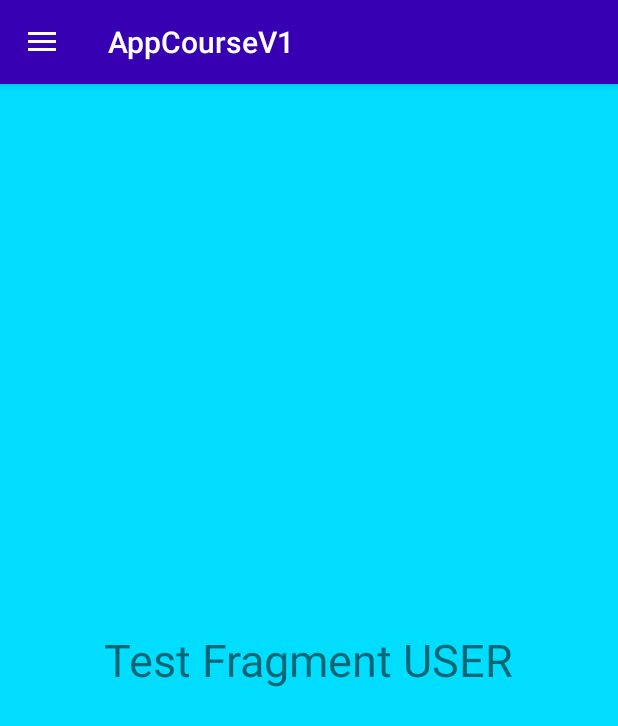
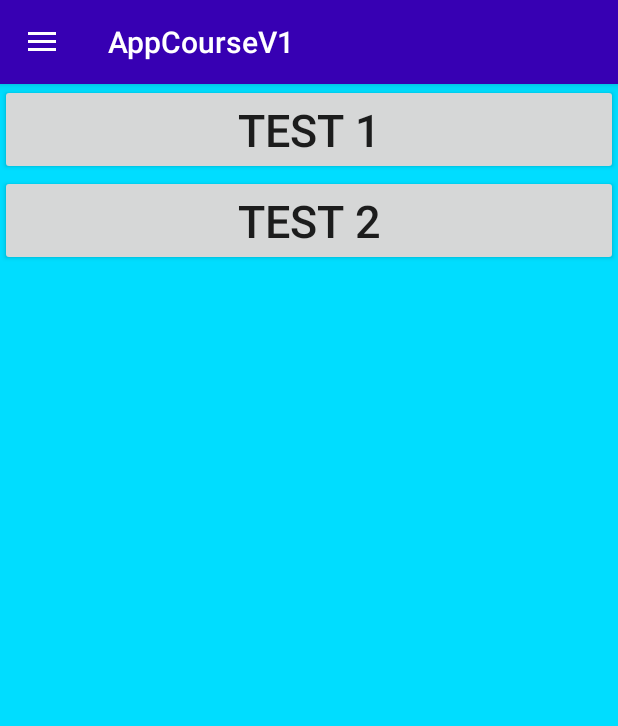
Before and after one commit to ltd-coding/AppCourseV1, an Android app: the fragment TestFragmentUser placed in its activity, on a phone screen of 412 x 824 dp. Shown: the top 726 px of the screen. Run offline under Robolectric (Android 15) with nearby library versions, the phone set to English and light mode, and no system bars; 2 statements that could not run were skipped.

Commit message:
Commit 3: Chức năng Test: hiển thị câu hỏi, câu trả lời theo db, đổi màu khi btn được click, cộng điểm P/S: Xóa hẳn app cũ và data cache của app cũ rồi mới tải, do có thay đổi trong database

```diff
--- a/app/src/main/AndroidManifest.xml
+++ b/app/src/main/AndroidManifest.xml
@@ -9,7 +9,8 @@
         android:roundIcon="@mipmap/ic_launcher_round"
         android:supportsRtl="true"
         android:theme="@style/AppTheme">
-        <activity android:name=".UserActivity"></activity>
+        <activity android:name=".TestIntent"></activity>
+        <activity android:name=".UserActivity" />
         <activity android:name=".AdminActivity" />
         <activity android:name=".MainActivity">
             <intent-filter>
--- a/app/src/main/java/com/example/appcoursev1/TestFragmentUser.java
+++ b/app/src/main/java/com/example/appcoursev1/TestFragmentUser.java
@@ -1,23 +1,64 @@
 package com.example.appcoursev1;
 
 import android.content.Context;
+import android.content.Intent;
+import android.database.Cursor;
+import android.database.SQLException;
+import android.database.sqlite.SQLiteDatabase;
 import android.os.Bundle;
 import android.view.LayoutInflater;
 import android.view.View;
 import android.view.ViewGroup;
+import android.widget.Button;
+import android.widget.TextView;
 import android.widget.Toast;
 
 import androidx.annotation.NonNull;
 import androidx.annotation.Nullable;
 import androidx.fragment.app.Fragment;
 
-public class TestFragmentUser extends Fragment {
+import java.io.IOException;
+
+import static com.example.appcoursev1.MainActivity.EXTRA_NUMBER;
+
+public class TestFragmentUser extends Fragment implements View.OnClickListener {
+   private Button btnTest1,btnTest2;
+   private Context context;
+   private View view;
+   private Intent intent;
     @Nullable
     @Override
     public View onCreateView(@NonNull LayoutInflater inflater, @Nullable ViewGroup container, @Nullable Bundle savedInstanceState) {
         //Code for this fragment
-        Context context=getActivity();
-        Toast.makeText(context, "User do something", Toast.LENGTH_SHORT).show();
-        return inflater.inflate(R.layout.fragment_test_user,container,false);
+        context=getActivity();
+        view=inflater.inflate(R.layout.fragment_test_user,container,false);
+        btnTest1=(Button) view.findViewById(R.id.test1);
+        btnTest2=(Button) view.findViewById(R.id.test2);
+        //Toast.makeText(context, "User do something", Toast.LENGTH_SHORT).show();
+        return view ;
+    }
+
+    @Override
+    public void onActivityCreated(@Nullable Bundle savedInstanceState) {
+        super.onActivityCreated(savedInstanceState);
+        btnTest1.setOnClickListener(this);
+        btnTest2.setOnClickListener(this);
+    }
+
+
+    @Override
+    public void onClick(View v) {
+        switch (v.getId()) {
+            case R.id.test1:
+                intent=new Intent(context,TestIntent.class);
+                intent.putExtra(MainActivity.EXTRA_NUMBER,0);
+                startActivity(intent);
+                break;
+            case R.id.test2:
+                intent=new Intent(context,TestIntent.class);
+                intent.putExtra(MainActivity.EXTRA_NUMBER,5);
+                startActivity(intent);
+                break;
+        }
     }
 }
--- a/app/src/main/java/com/example/appcoursev1/UserActivity.java
+++ b/app/src/main/java/com/example/appcoursev1/UserActivity.java
@@ -36,8 +36,6 @@ import java.util.Calendar;
 
 public class UserActivity extends AppCompatActivity implements NavigationView.OnNavigationItemSelectedListener {
     private DrawerLayout drawer;
-    private static String DB_NAME = "dataBaseCourseApp.db";
-    private static String DB_PATH = "";
     private DataBase dbLogin;
     private SQLiteDatabase db;
     private TextView userName,email;
@@ -52,7 +50,12 @@ public class UserActivity extends AppCompatActivity implements NavigationView.On
 
         ///setup
         //-----------------------
-        dbLogin = new DataBase(this);  //shit goes wrong
+        dbLogin = new DataBase(this);
+        try {
+            dbLogin.updateDataBase();
+        } catch (IOException mIOException) {
+            throw new Error("UnableToUpdateDatabase");
+        }
 
 
         try {
@@ -60,6 +63,7 @@ public class UserActivity extends AppCompatActivity implements NavigationView.On
         } catch (SQLException mSQLException) {
             throw mSQLException;
         }
+
 
         //Get Data from profile
         data=getIntent().getIntExtra(MainActivity.EXTRA_NUMBER,0); //id user
@@ -154,6 +158,7 @@ public class UserActivity extends AppCompatActivity implements NavigationView.On
         final String[] date = new String[1];
 
         //Show data
+        c=dbLogin.GetData("SELECT * FROM PROFILE WHERE id= '"+ data +"'");
         c.moveToFirst();
         profileName.setText(c.getString(1));
         profileBirth.setText(c.getString(2));
@@ -231,7 +236,6 @@ public class UserActivity extends AppCompatActivity implements NavigationView.On
 
 
 
-
     public void getExitCmd() {
         AlertDialog.Builder dialogXoa=new AlertDialog.Builder(this);
         dialogXoa.setMessage("Bạn có chắc chắn muốn đăng xuất không ??");
--- a/app/src/main/res/layout/fragment_test_user.xml
+++ b/app/src/main/res/layout/fragment_test_user.xml
@@ -1,14 +1,26 @@
 <?xml version="1.0" encoding="utf-8"?>
-<RelativeLayout
-    xmlns:android="http://schemas.android.com/apk/res/android" android:layout_width="match_parent"
+<LinearLayout xmlns:android="http://schemas.android.com/apk/res/android"
+    android:layout_width="match_parent"
     android:layout_height="match_parent"
-    android:background="@android:color/holo_blue_bright">
+    xmlns:app="http://schemas.android.com/apk/res-auto"
+    android:background="@android:color/holo_blue_bright"
+    android:orientation="vertical">
 
-    <TextView
-        android:layout_width="wrap_content"
-        android:layout_height="wrap_content"
-        android:text="Test Fragment USER"
-        android:textSize="30sp"
-        android:layout_centerInParent="true"/>
+    <Button
+        android:id="@+id/test1"
+        android:text="TEST 1"
+        android:textSize="30dp"
+        android:layout_width="match_parent"
+        android:layout_height="wrap_content"/>
 
-</RelativeLayout>
+    <Button
+        android:id="@+id/test2"
+        android:text="TEST 2"
+        android:textSize="30dp"
+        android:layout_width="match_parent"
+        android:layout_height="wrap_content"/>
+
+
+
+
+</LinearLayout>
```
Also changed, not shown: app/src/main/java/com/example/appcoursev1/TestIntent.java (added, +156 -0 lines), app/src/main/res/layout/activity_test_intent.xml (added, +57 -0 lines), app/src/main/assets/dataBaseCourseApp.db.
